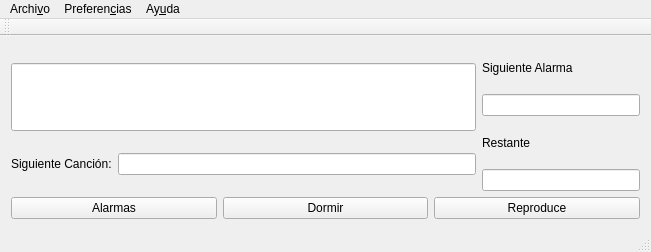
Qt form mainwindow.ui (evgom/Alarma2) before a commit.
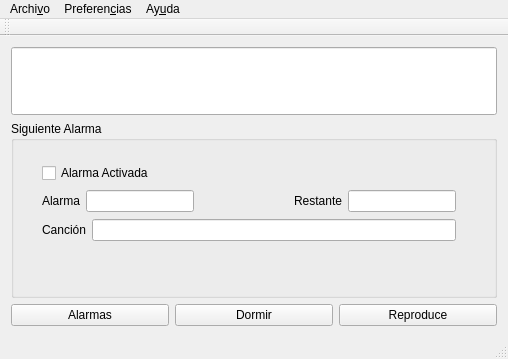
The same form after that commit.

Commit message: Nueva Interface. Implementado activar y desactivar alarma.

What changed in the file:
```diff
--- a/mainwindow.ui
+++ b/mainwindow.ui
@@ -6,8 +6,8 @@
    <rect>
     <x>0</x>
     <y>0</y>
-    <width>651</width>
-    <height>252</height>
+    <width>508</width>
+    <height>359</height>
    </rect>
   </property>
   <property name="sizePolicy">
@@ -40,32 +40,44 @@
           </property>
          </widget>
         </item>
-        <item>
-         <layout class="QHBoxLayout" name="horizontalLayout_3">
-          <item>
-           <widget class="QLabel" name="label_3">
-            <property name="text">
-             <string>Siguiente Canción:</string>
-            </property>
-           </widget>
-          </item>
-          <item>
-           <widget class="QLineEdit" name="LEsong">
-            <property name="readOnly">
-             <bool>true</bool>
-            </property>
-           </widget>
-          </item>
          </layout>
         </item>
        </layout>
       </item>
       <item>
+     <widget class="QGroupBox" name="groupBox">
+      <property name="sizePolicy">
+       <sizepolicy hsizetype="Preferred" vsizetype="Expanding">
+        <horstretch>0</horstretch>
+        <verstretch>0</verstretch>
+       </sizepolicy>
+      </property>
+      <property name="title">
+       <string>Siguiente Alarma</string>
+      </property>
+      <widget class="QWidget" name="">
+       <property name="geometry">
+        <rect>
+         <x>20</x>
+         <y>30</y>
+         <width>436</width>
+         <height>104</height>
+        </rect>
+       </property>
        <layout class="QVBoxLayout" name="verticalLayout">
         <item>
+         <widget class="QCheckBox" name="CHKenableAlarm">
+          <property name="text">
+           <string>Alarma Activada</string>
+          </property>
+         </widget>
+        </item>
+        <item>
+         <layout class="QHBoxLayout" name="horizontalLayout_3">
+          <item>
          <widget class="QLabel" name="label">
           <property name="text">
-           <string>Siguiente Alarma</string>
+             <string>Alarma</string>
           </property>
          </widget>
         </item>
@@ -76,6 +88,19 @@
           </property>
          </widget>
         </item>
+          <item>
+           <spacer name="horizontalSpacer">
+            <property name="orientation">
+             <enum>Qt::Horizontal</enum>
+            </property>
+            <property name="sizeHint" stdset="0">
+             <size>
+              <width>40</width>
+              <height>20</height>
+             </size>
+            </property>
+           </spacer>
+          </item>
         <item>
          <widget class="QLabel" name="label_2">
           <property name="text">
@@ -92,7 +117,27 @@
         </item>
        </layout>
       </item>
-     </layout>
+        <item>
+         <layout class="QHBoxLayout" name="horizontalLayout_5">
+          <item>
+           <widget class="QLabel" name="label_3">
+            <property name="text">
+             <string>Canción</string>
+            </property>
+           </widget>
+          </item>
+          <item>
+           <widget class="QLineEdit" name="LEsong">
+            <property name="readOnly">
+             <bool>true</bool>
+            </property>
+           </widget>
+          </item>
+         </layout>
+        </item>
+       </layout>
+      </widget>
+     </widget>
     </item>
     <item>
      <layout class="QHBoxLayout" name="horizontalLayout_2">
@@ -126,7 +171,7 @@
     <rect>
      <x>0</x>
      <y>0</y>
-     <width>651</width>
+     <width>508</width>
      <height>30</height>
     </rect>
    </property>
```
Lines whose indentation alone changed are shown as unchanged. The commit also changes 2 other files.
